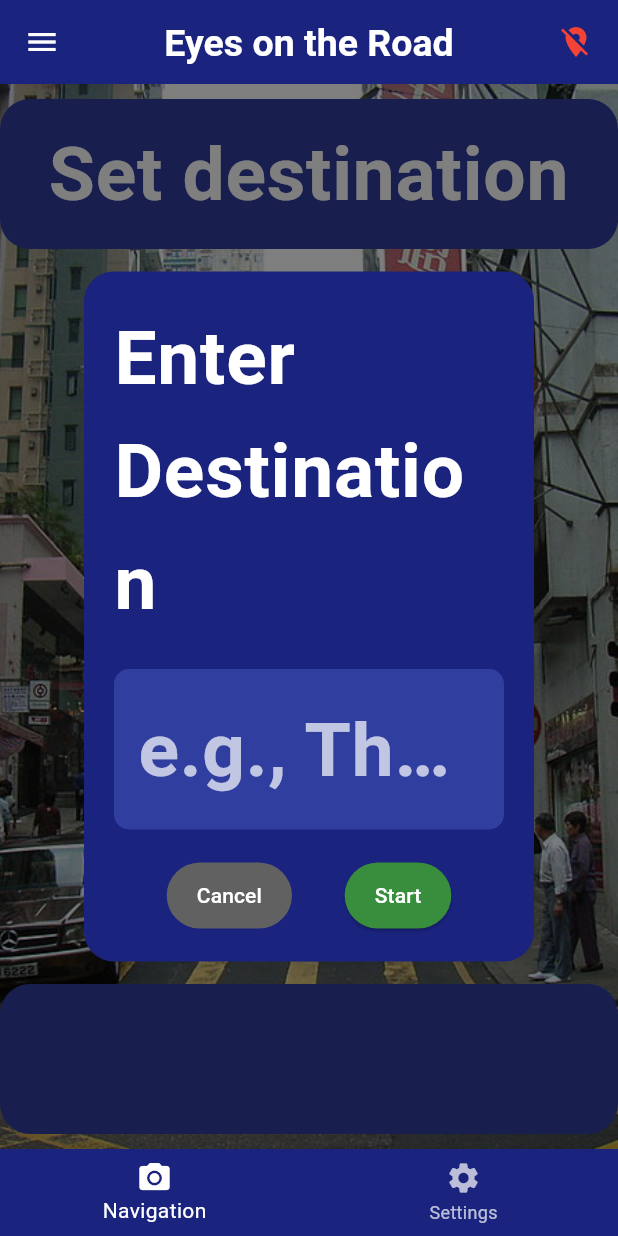
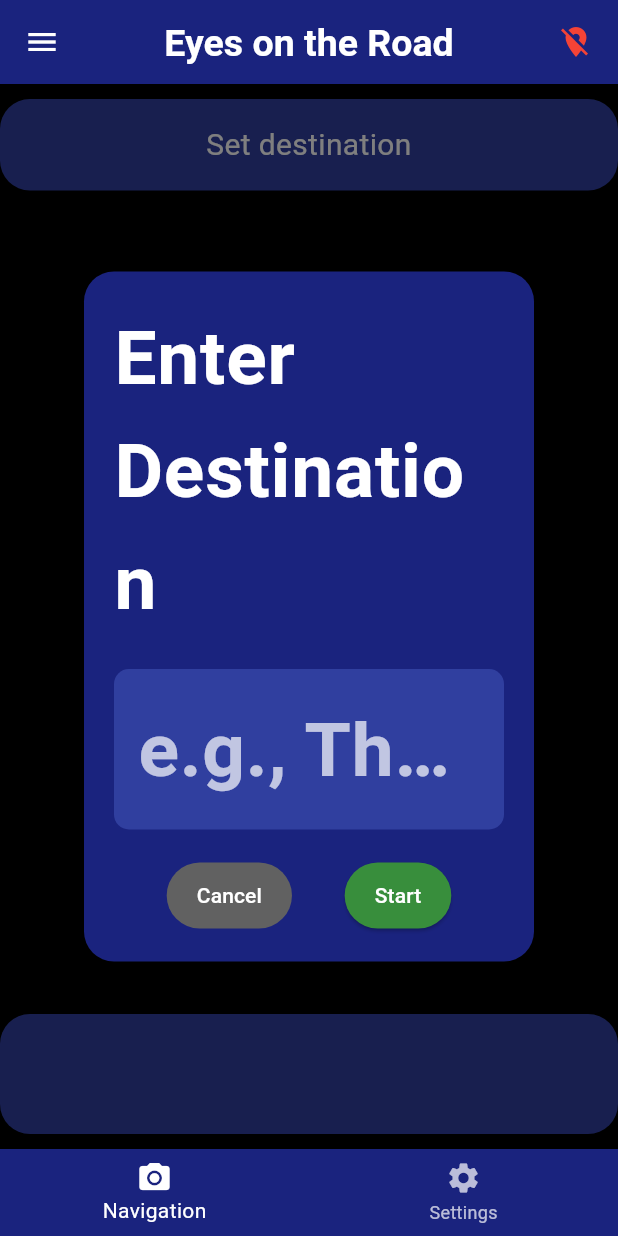
Before and after one commit to FoxHui1759/A-mobile-application-that-assists-individuals-with-visual-impairment-to-travel-in-Hong-Kong, a Flutter app: the screen it shows after launch, after a tap on "Set Destination", on a phone screen of 412 x 824 dp. Run offline on Flutter 3.47's test engine with Material 3 defaults, Android fonts, the phone set to English and light mode, and no system bars; our stand-ins replace connectivity_plus, flutter_dotenv, geolocator, google_fonts, permission_handler, sensors_plus and 1 more; network calls fail; Roboto replaces fonts that are missing (Carlito).

Commit message:
Modified camera page
As title to show additional information

```diff
--- a/eyes_on_the_road/lib/pages/camera_page.dart
+++ b/eyes_on_the_road/lib/pages/camera_page.dart
@@ -110,14 +110,15 @@ class _CameraPageState extends State<CameraPage> {
     }
   }
 
-  void _toggleAutoAdvance(BuildContext context) {
-    Provider.of<NavigationService>(context, listen: false).toggleAutoAdvance();
-  }
-
   @override
   Widget build(BuildContext context) {
     return Consumer2<NavigationService, LocationService>(
       builder: (context, navigationService, locationService, child) {
+        // Enable auto-advance by default for navigation
+        if (navigationService.isNavigating && !navigationService.autoAdvance) {
+          navigationService.toggleAutoAdvance();
+        }
+
         return GestureDetector(
           onLongPressStart: (details) {
             _showMicrophone();
@@ -127,13 +128,18 @@ class _CameraPageState extends State<CameraPage> {
           },
           child: Stack(
             children: <Widget>[
-              // Background image
-              Image(
-                  fit: BoxFit.cover,
-                  width: View.of(context).physicalSize.width,
-                  height: View.of(context).physicalSize.height,
-                  image: const AssetImage('assets/images/street.jpg')
+              // Background image, replace with black background
+              Container(
+                width: MediaQuery.of(context).size.width,
+                height: MediaQuery.of(context).size.height,
+                color: Colors.black,
               ),
+              // Image(
+              //     fit: BoxFit.cover,
+              //     width: View.of(context).physicalSize.width,
+              //     height: View.of(context).physicalSize.height,
+              //     image: const AssetImage('assets/images/street.jpg')
+              // ),
 
               // Navigation info
               Container(
@@ -141,46 +147,63 @@ class _CameraPageState extends State<CameraPage> {
                 child: Column(
                   mainAxisAlignment: MainAxisAlignment.spaceBetween,
                   children: <Widget>[
-                    // Navigation cue (top)
+                    // Destination and Navigation cue (top)
                     Container(
                       margin: const EdgeInsets.only(top: 10.0),
                       width: double.infinity,
-                      height: 100,
                       decoration: BoxDecoration(
                         color: navigationService.isOffRoute
                             ? Colors.red[800]
                             : Theme.of(context).colorScheme.secondary,
                         borderRadius: BorderRadius.circular(20),
                       ),
-                      child: Center(
+                      padding: const EdgeInsets.all(16.0),
+                      child: Column(
+                        children: [
+                          // Destination display
+                          if (navigationService.isNavigating)
+                            Padding(
+                              padding: const EdgeInsets.only(bottom: 8.0),
                               child: Text(
-                          navigationService.currentNavigationCue,
+                                'To: ${navigationService.destination}',
                                 textAlign: TextAlign.center,
-                          style: Theme.of(context).textTheme.bodyLarge,
+                                style: Theme.of(context).textTheme.titleLarge?.copyWith(
+                                  fontWeight: FontWeight.bold,
+                                  color: Colors.white
                                 ),
                               ),
                             ),
 
-                    // Current position (only shown when navigating)
-                    if (navigationService.isNavigating && locationService.hasLocation)
-                      Padding(
-                        padding: const EdgeInsets.symmetric(horizontal: 20.0),
-                        child: Container(
-                          padding: const EdgeInsets.all(10.0),
-                          decoration: BoxDecoration(
-                            color: Theme.of(context).primaryColor.withOpacity(0.8),
-                            borderRadius: BorderRadius.circular(10),
+                          // Current navigation instruction
+                          Text(
+                            navigationService.currentNavigationCue,
+                            textAlign: TextAlign.center,
+                            style: Theme.of(context).textTheme.bodyMedium,
                           ),
-                          child: Text(
-                            'Your position: ${locationService.currentPosition!.latitude.toStringAsFixed(5)}, '
-                                '${locationService.currentPosition!.longitude.toStringAsFixed(5)}',
-                            style: const TextStyle(color: Colors.white, fontSize: 12),
-                            textAlign: TextAlign.center,
-                          ),
+                        ],
                       ),
                     ),
 
-                    // Distance and navigation controls (bottom)
+                    // // Current position (only shown when navigating)
+                    // if (navigationService.isNavigating && locationService.hasLocation)
+                    //   Padding(
+                    //     padding: const EdgeInsets.symmetric(horizontal: 20.0),
+                    //     child: Container(
+                    //       padding: const EdgeInsets.all(10.0),
+                    //       decoration: BoxDecoration(
+                    //         color: Theme.of(context).primaryColor.withOpacity(0.8),
+                    //         borderRadius: BorderRadius.circular(10),
+                    //       ),
+                    //       child: Text(
+                    //         'Your position: ${locationService.currentPosition!.latitude.toStringAsFixed(5)}, '
+                    //             '${locationService.currentPosition!.longitude.toStringAsFixed(5)}',
+                    //         style: const TextStyle(color: Colors.white, fontSize: 12),
+                    //         textAlign: TextAlign.center,
+                    //       ),
+                    //     ),
+                    //   ),
+
+                    // Distance and minimal controls (bottom)
                     Container(
                       margin: const EdgeInsets.only(bottom: 10.0),
                       width: double.infinity,
@@ -188,7 +211,7 @@ class _CameraPageState extends State<CameraPage> {
                         children: [
                           // Distance display
                           Container(
-                            height: 100,
+                            height: 80,
                             decoration: BoxDecoration(
                                 color: Theme.of(context).colorScheme.secondary,
                                 borderRadius: BorderRadius.circular(20)),
@@ -200,100 +223,24 @@ class _CameraPageState extends State<CameraPage> {
                             ),
                           ),
 
-                          // Navigation controls
+                          // Minimal navigation controls
                           if (navigationService.isNavigating)
                             Padding(
                               padding: const EdgeInsets.only(top: 10.0),
-                              child: Column(
+                              child: Row(
+                                mainAxisAlignment: MainAxisAlignment.center,
                                 children: [
-                                  // Main navigation buttons
-                                  Row(
-                                    mainAxisAlignment: MainAxisAlignment.spaceEvenly,
-                                    children: [
-                                      // Previous step
-                                      ElevatedButton(
-                                        onPressed: navigationService.previousStep,
-                                        style: ElevatedButton.styleFrom(
-                                          backgroundColor: Theme.of(context).primaryColor,
-                                          padding: const EdgeInsets.symmetric(horizontal: 20, vertical: 12),
-                                        ),
-                                        child: const Icon(Icons.arrow_back, color: Colors.white),
-                                      ),
-
                                   // End navigation
-                                      ElevatedButton(
+                                  ElevatedButton.icon(
                                     onPressed: navigationService.endNavigation,
                                     style: ElevatedButton.styleFrom(
                                       backgroundColor: Colors.red[700],
                                       padding: const EdgeInsets.symmetric(horizontal: 20, vertical: 12),
                                     ),
-                                        child: const Icon(Icons.cancel, color: Colors.white),
-                                      ),
-
-                                      // Next step
-                                      ElevatedButton(
-                                        onPressed: navigationService.nextStep,
-                                        style: ElevatedButton.styleFrom(
-                                          backgroundColor: Theme.of(context).primaryColor,
-                                          padding: const EdgeInsets.symmetric(horizontal: 20, vertical: 12),
-                                        ),
-                                        child: const Icon(Icons.arrow_forward, color: Colors.white),
-                                      ),
-                                    ],
-                                  ),
-
-                                  // Additional navigation controls
-                                  Padding(
-                                    padding: const EdgeInsets.only(top: 10.0),
-                                    child: Row(
-                                      mainAxisAlignment: MainAxisAlignment.spaceEvenly,
-                                      children: [
-                                        // Auto-advance toggle
-                                        ElevatedButton.icon(
-                                          onPressed: () => _toggleAutoAdvance(context),
-                                          style: ElevatedButton.styleFrom(
-                                            backgroundColor: navigationService.autoAdvance
-                                                ? Colors.green[700]
-                                                : Colors.grey[700],
-                                            padding: const EdgeInsets.symmetric(horizontal: 12, vertical: 8),
-                                          ),
-                                          icon: const Icon(Icons.directions_walk, color: Colors.white, size: 18),
-                                          label: Text(
-                                            navigationService.autoAdvance ? 'Auto On' : 'Auto Off',
-                                            style: const TextStyle(color: Colors.white, fontSize: 12),
-                                          ),
-                                        ),
-
-                                        // Alternative Route button (only shown when alternatives available)
-                                        if (navigationService.hasAlternativeRoutes)
-                                          ElevatedButton.icon(
-                                            onPressed: () => _useAlternativeRoute(context),
-                                            style: ElevatedButton.styleFrom(
-                                              backgroundColor: Colors.blue[700],
-                                              padding: const EdgeInsets.symmetric(horizontal: 12, vertical: 8),
-                                            ),
-                                            icon: const Icon(Icons.alt_route, color: Colors.white, size: 18),
+                                    icon: const Icon(Icons.cancel, color: Colors.white),
                                     label: const Text(
-                                              'Alternative',
-                                              style: TextStyle(color: Colors.white, fontSize: 12),
-                                            ),
-                                          ),
-
-                                        // Recalculate route button (only shown when off-route)
-                                        if (navigationService.isOffRoute)
-                                          ElevatedButton.icon(
-                                            onPressed: () => _recalculateRoute(context),
-                                            style: ElevatedButton.styleFrom(
-                                              backgroundColor: Colors.orange[700],
-                                              padding: const EdgeInsets.symmetric(horizontal: 12, vertical: 8),
-                                            ),
-                                            icon: const Icon(Icons.refresh, color: Colors.white, size: 18),
-                                            label: const Text(
-                                              'Recalculate',
-                                              style: TextStyle(color: Colors.white, fontSize: 12),
-                                            ),
-                                          ),
-                                      ],
+                                      'End Navigation',
+                                      style: TextStyle(color: Colors.white),
                                     ),
                                   ),
                                 ],
```
Lines whose indentation alone changed are shown as unchanged.
